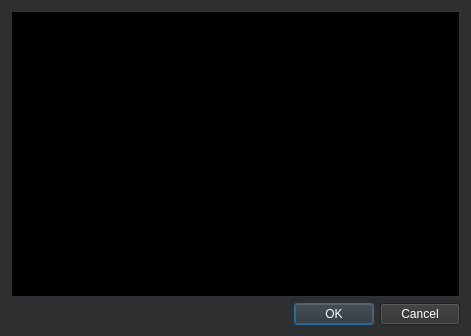
Before: the Qt Designer form dialog.ui in vBykoff/notepad, drawn with Qt 5.
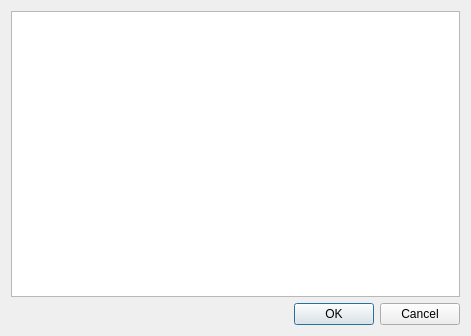
After: the same form once the commit is applied.

Patch:
```diff
--- a/dialog.ui
+++ b/dialog.ui
@@ -10,448 +10,6 @@
     <height>336</height>
    </rect>
   </property>
-  <property name="palette">
-   <palette>
-    <active>
-     <colorrole role="WindowText">
-      <brush brushstyle="SolidPattern">
-       <color alpha="255">
-        <red>255</red>
-        <green>255</green>
-        <blue>255</blue>
-       </color>
-      </brush>
-     </colorrole>
-     <colorrole role="Button">
-      <brush brushstyle="SolidPattern">
-       <color alpha="255">
-        <red>46</red>
-        <green>47</green>
-        <blue>48</blue>
-       </color>
-      </brush>
-     </colorrole>
-     <colorrole role="Light">
-      <brush brushstyle="SolidPattern">
-       <color alpha="255">
-        <red>69</red>
-        <green>70</green>
-        <blue>72</blue>
-       </color>
-      </brush>
-     </colorrole>
-     <colorrole role="Midlight">
-      <brush brushstyle="SolidPattern">
-       <color alpha="255">
-        <red>57</red>
-        <green>58</green>
-        <blue>60</blue>
-       </color>
-      </brush>
-     </colorrole>
-     <colorrole role="Dark">
-      <brush brushstyle="SolidPattern">
-       <color alpha="255">
-        <red>23</red>
-        <green>23</green>
-        <blue>24</blue>
-       </color>
-      </brush>
-     </colorrole>
-     <colorrole role="Mid">
-      <brush brushstyle="SolidPattern">
-       <color alpha="255">
-        <red>31</red>
-        <green>31</green>
-        <blue>32</blue>
-       </color>
-      </brush>
-     </colorrole>
-     <colorrole role="Text">
-      <brush brushstyle="SolidPattern">
-       <color alpha="255">
-        <red>255</red>
-        <green>255</green>
-        <blue>255</blue>
-       </color>
-      </brush>
-     </colorrole>
-     <colorrole role="BrightText">
-      <brush brushstyle="SolidPattern">
-       <color alpha="255">
-        <red>255</red>
-        <green>255</green>
-        <blue>255</blue>
-       </color>
-      </brush>
-     </colorrole>
-     <colorrole role="ButtonText">
-      <brush brushstyle="SolidPattern">
-       <color alpha="255">
-        <red>255</red>
-        <green>255</green>
-        <blue>255</blue>
-       </color>
-      </brush>
-     </colorrole>
-     <colorrole role="Base">
-      <brush brushstyle="SolidPattern">
-       <color alpha="255">
-        <red>0</red>
-        <green>0</green>
-        <blue>0</blue>
-       </color>
-      </brush>
-     </colorrole>
-     <colorrole role="Window">
-      <brush brushstyle="SolidPattern">
-       <color alpha="255">
-        <red>46</red>
-        <green>47</green>
-        <blue>48</blue>
-       </color>
-      </brush>
-     </colorrole>
-     <colorrole role="Shadow">
-      <brush brushstyle="SolidPattern">
-       <color alpha="255">
-        <red>0</red>
-        <green>0</green>
-        <blue>0</blue>
-       </color>
-      </brush>
-     </colorrole>
-     <colorrole role="AlternateBase">
-      <brush brushstyle="SolidPattern">
-       <color alpha="255">
-        <red>23</red>
-        <green>23</green>
-        <blue>24</blue>
-       </color>
-      </brush>
-     </colorrole>
-     <colorrole role="ToolTipBase">
-      <brush brushstyle="SolidPattern">
-       <color alpha="255">
-        <red>255</red>
-        <green>255</green>
-        <blue>220</blue>
-       </color>
-      </brush>
-     </colorrole>
-     <colorrole role="ToolTipText">
-      <brush brushstyle="SolidPattern">
-       <color alpha="255">
-        <red>0</red>
-        <green>0</green>
-        <blue>0</blue>
-       </color>
-      </brush>
-     </colorrole>
-     <colorrole role="PlaceholderText">
-      <brush brushstyle="SolidPattern">
-       <color alpha="128">
-        <red>255</red>
-        <green>255</green>
-        <blue>255</blue>
-       </color>
-      </brush>
-     </colorrole>
-    </active>
-    <inactive>
-     <colorrole role="WindowText">
-      <brush brushstyle="SolidPattern">
-       <color alpha="255">
-        <red>255</red>
-        <green>255</green>
-        <blue>255</blue>
-       </color>
-      </brush>
-     </colorrole>
-     <colorrole role="Button">
-      <brush brushstyle="SolidPattern">
-       <color alpha="255">
-        <red>46</red>
-        <green>47</green>
-        <blue>48</blue>
-       </color>
-      </brush>
-     </colorrole>
-     <colorrole role="Light">
-      <brush brushstyle="SolidPattern">
-       <color alpha="255">
-        <red>69</red>
-        <green>70</green>
-        <blue>72</blue>
-       </color>
-      </brush>
-     </colorrole>
-     <colorrole role="Midlight">
-      <brush brushstyle="SolidPattern">
-       <color alpha="255">
-        <red>57</red>
-        <green>58</green>
-        <blue>60</blue>
-       </color>
-      </brush>
-     </colorrole>
-     <colorrole role="Dark">
-      <brush brushstyle="SolidPattern">
-       <color alpha="255">
-        <red>23</red>
-        <green>23</green>
-        <blue>24</blue>
-       </color>
-      </brush>
-     </colorrole>
-     <colorrole role="Mid">
-      <brush brushstyle="SolidPattern">
-       <color alpha="255">
-        <red>31</red>
-        <green>31</green>
-        <blue>32</blue>
-       </color>
-      </brush>
-     </colorrole>
-     <colorrole role="Text">
-      <brush brushstyle="SolidPattern">
-       <color alpha="255">
-        <red>255</red>
-        <green>255</green>
-        <blue>255</blue>
-       </color>
-      </brush>
-     </colorrole>
-     <colorrole role="BrightText">
-      <brush brushstyle="SolidPattern">
-       <color alpha="255">
-        <red>255</red>
-        <green>255</green>
-        <blue>255</blue>
-       </color>
-      </brush>
-     </colorrole>
-     <colorrole role="ButtonText">
-      <brush brushstyle="SolidPattern">
-       <color alpha="255">
-        <red>255</red>
-        <green>255</green>
-        <blue>255</blue>
-       </color>
-      </brush>
-     </colorrole>
-     <colorrole role="Base">
-      <brush brushstyle="SolidPattern">
-       <color alpha="255">
-        <red>0</red>
-        <green>0</green>
-        <blue>0</blue>
-       </color>
-      </brush>
-     </colorrole>
-     <colorrole role="Window">
-      <brush brushstyle="SolidPattern">
-       <color alpha="255">
-        <red>46</red>
-        <green>47</green>
-        <blue>48</blue>
-       </color>
-      </brush>
-     </colorrole>
-     <colorrole role="Shadow">
-      <brush brushstyle="SolidPattern">
-       <color alpha="255">
-        <red>0</red>
-        <green>0</green>
-        <blue>0</blue>
-       </color>
-      </brush>
-     </colorrole>
-     <colorrole role="AlternateBase">
-      <brush brushstyle="SolidPattern">
-       <color alpha="255">
-        <red>23</red>
-        <green>23</green>
-        <blue>24</blue>
-       </color>
-      </brush>
-     </colorrole>
-     <colorrole role="ToolTipBase">
-      <brush brushstyle="SolidPattern">
-       <color alpha="255">
-        <red>255</red>
-        <green>255</green>
-        <blue>220</blue>
-       </color>
-      </brush>
-     </colorrole>
-     <colorrole role="ToolTipText">
-      <brush brushstyle="SolidPattern">
-       <color alpha="255">
-        <red>0</red>
-        <green>0</green>
-        <blue>0</blue>
-       </color>
-      </brush>
-     </colorrole>
-     <colorrole role="PlaceholderText">
-      <brush brushstyle="SolidPattern">
-       <color alpha="128">
-        <red>255</red>
-        <green>255</green>
-        <blue>255</blue>
-       </color>
-      </brush>
-     </colorrole>
-    </inactive>
-    <disabled>
-     <colorrole role="WindowText">
-      <brush brushstyle="SolidPattern">
-       <color alpha="255">
-        <red>23</red>
-        <green>23</green>
-        <blue>24</blue>
-       </color>
-      </brush>
-     </colorrole>
-     <colorrole role="Button">
-      <brush brushstyle="SolidPattern">
-       <color alpha="255">
-        <red>46</red>
-        <green>47</green>
-        <blue>48</blue>
-       </color>
-      </brush>
-     </colorrole>
-     <colorrole role="Light">
-      <brush brushstyle="SolidPattern">
-       <color alpha="255">
-        <red>69</red>
-        <green>70</green>
-        <blue>72</blue>
-       </color>
-      </brush>
-     </colorrole>
-     <colorrole role="Midlight">
-      <brush brushstyle="SolidPattern">
-       <color alpha="255">
-        <red>57</red>
-        <green>58</green>
-        <blue>60</blue>
-       </color>
-      </brush>
-     </colorrole>
-     <colorrole role="Dark">
-      <brush brushstyle="SolidPattern">
-       <color alpha="255">
-        <red>23</red>
-        <green>23</green>
-        <blue>24</blue>
-       </color>
-      </brush>
-     </colorrole>
-     <colorrole role="Mid">
-      <brush brushstyle="SolidPattern">
-       <color alpha="255">
-        <red>31</red>
-        <green>31</green>
-        <blue>32</blue>
-       </color>
-      </brush>
-     </colorrole>
-     <colorrole role="Text">
-      <brush brushstyle="SolidPattern">
-       <color alpha="255">
-        <red>23</red>
-        <green>23</green>
-        <blue>24</blue>
-       </color>
-      </brush>
-     </colorrole>
-     <colorrole role="BrightText">
-      <brush brushstyle="SolidPattern">
-       <color alpha="255">
-        <red>255</red>
-        <green>255</green>
-        <blue>255</blue>
-       </color>
-      </brush>
-     </colorrole>
-     <colorrole role="ButtonText">
-      <brush brushstyle="SolidPattern">
-       <color alpha="255">
-        <red>23</red>
-        <green>23</green>
-        <blue>24</blue>
-       </color>
-      </brush>
-     </colorrole>
-     <colorrole role="Base">
-      <brush brushstyle="SolidPattern">
-       <color alpha="255">
-        <red>46</red>
-        <green>47</green>
-        <blue>48</blue>
-       </color>
-      </brush>
-     </colorrole>
-     <colorrole role="Window">
-      <brush brushstyle="SolidPattern">
-       <color alpha="255">
-        <red>46</red>
-        <green>47</green>
-        <blue>48</blue>
-       </color>
-      </brush>
-     </colorrole>
-     <colorrole role="Shadow">
-      <brush brushstyle="SolidPattern">
-       <color alpha="255">
-        <red>0</red>
-        <green>0</green>
-        <blue>0</blue>
-       </color>
-      </brush>
-     </colorrole>
-     <colorrole role="AlternateBase">
-      <brush brushstyle="SolidPattern">
-       <color alpha="255">
-        <red>46</red>
-        <green>47</green>
-        <blue>48</blue>
-       </color>
-      </brush>
-     </colorrole>
-     <colorrole role="ToolTipBase">
-      <brush brushstyle="SolidPattern">
-       <color alpha="255">
-        <red>255</red>
-        <green>255</green>
-        <blue>220</blue>
-       </color>
-      </brush>
-     </colorrole>
-     <colorrole role="ToolTipText">
-      <brush brushstyle="SolidPattern">
-       <color alpha="255">
-        <red>0</red>
-        <green>0</green>
-        <blue>0</blue>
-       </color>
-      </brush>
-     </colorrole>
-     <colorrole role="PlaceholderText">
-      <brush brushstyle="SolidPattern">
-       <color alpha="128">
-        <red>255</red>
-        <green>255</green>
-        <blue>255</blue>
-       </color>
-      </brush>
-     </colorrole>
-    </disabled>
-   </palette>
-  </property>
   <property name="windowTitle">
    <string>Dialog</string>
   </property>
@@ -464,448 +22,6 @@
        <verstretch>0</verstretch>
       </sizepolicy>
      </property>
-     <property name="palette">
-      <palette>
-       <active>
-        <colorrole role="WindowText">
-         <brush brushstyle="SolidPattern">
-          <color alpha="255">
-           <red>255</red>
-           <green>255</green>
-           <blue>255</blue>
-          </color>
-         </brush>
-        </colorrole>
-        <colorrole role="Button">
-         <brush brushstyle="SolidPattern">
-          <color alpha="255">
-           <red>64</red>
-           <green>65</green>
-           <blue>66</blue>
-          </color>
-         </brush>
-        </colorrole>
-        <colorrole role="Light">
-         <brush brushstyle="SolidPattern">
-          <color alpha="255">
-           <red>96</red>
-           <green>97</green>
-           <blue>99</blue>
-          </color>
-         </brush>
-        </colorrole>
-        <colorrole role="Midlight">
-         <brush brushstyle="SolidPattern">
-          <color alpha="255">
-           <red>80</red>
-           <green>81</green>
-           <blue>82</blue>
-          </color>
-         </brush>
-        </colorrole>
-        <colorrole role="Dark">
-         <brush brushstyle="SolidPattern">
-          <color alpha="255">
-           <red>32</red>
-           <green>32</green>
-           <blue>33</blue>
-          </color>
-         </brush>
-        </colorrole>
-        <colorrole role="Mid">
-         <brush brushstyle="SolidPattern">
-          <color alpha="255">
-           <red>43</red>
-           <green>43</green>
-           <blue>44</blue>
-          </color>
-         </brush>
-        </colorrole>
-        <colorrole role="Text">
-         <brush brushstyle="SolidPattern">
-          <color alpha="255">
-           <red>255</red>
-           <green>255</green>
-           <blue>255</blue>
-          </color>
-         </brush>
-        </colorrole>
-        <colorrole role="BrightText">
-         <brush brushstyle="SolidPattern">
-          <color alpha="255">
-           <red>255</red>
-           <green>255</green>
-           <blue>255</blue>
-          </color>
-         </brush>
-        </colorrole>
-        <colorrole role="ButtonText">
-         <brush brushstyle="SolidPattern">
-          <color alpha="255">
-           <red>255</red>
-           <green>255</green>
-           <blue>255</blue>
-          </color>
-         </brush>
-        </colorrole>
-        <colorrole role="Base">
-         <brush brushstyle="SolidPattern">
-          <color alpha="255">
-           <red>0</red>
-           <green>0</green>
-           <blue>0</blue>
-          </color>
-         </brush>
-        </colorrole>
-        <colorrole role="Window">
-         <brush brushstyle="SolidPattern">
-          <color alpha="255">
-           <red>64</red>
-           <green>65</green>
-           <blue>66</blue>
-          </color>
-         </brush>
-        </colorrole>
-        <colorrole role="Shadow">
-         <brush brushstyle="SolidPattern">
-          <color alpha="255">
-           <red>0</red>
-           <green>0</green>
-           <blue>0</blue>
-          </color>
-         </brush>
-        </colorrole>
-        <colorrole role="AlternateBase">
-         <brush brushstyle="SolidPattern">
-          <color alpha="255">
-           <red>32</red>
-           <green>32</green>
-           <blue>33</blue>
-          </color>
-         </brush>
-        </colorrole>
-        <colorrole role="ToolTipBase">
-         <brush brushstyle="SolidPattern">
-          <color alpha="255">
-           <red>255</red>
-           <green>255</green>
-           <blue>220</blue>
-          </color>
-         </brush>
-        </colorrole>
-        <colorrole role="ToolTipText">
-         <brush brushstyle="SolidPattern">
-          <color alpha="255">
-           <red>0</red>
-           <green>0</green>
-           <blue>0</blue>
-          </color>
-         </brush>
-        </colorrole>
-        <colorrole role="PlaceholderText">
-         <brush brushstyle="SolidPattern">
-          <color alpha="128">
-           <red>255</red>
-           <green>255</green>
-           <blue>255</blue>
-          </color>
-         </brush>
-        </colorrole>
-       </active>
-       <inactive>
-        <colorrole role="WindowText">
-         <brush brushstyle="SolidPattern">
-          <color alpha="255">
-           <red>255</red>
-           <green>255</green>
-           <blue>255</blue>
-          </color>
-         </brush>
-        </colorrole>
-        <colorrole role="Button">
-         <brush brushstyle="SolidPattern">
-          <color alpha="255">
-           <red>64</red>
-           <green>65</green>
-           <blue>66</blue>
-          </color>
-         </brush>
-        </colorrole>
-        <colorrole role="Light">
-         <brush brushstyle="SolidPattern">
-          <color alpha="255">
-           <red>96</red>
-           <green>97</green>
-           <blue>99</blue>
-          </color>
-         </brush>
-        </colorrole>
-        <colorrole role="Midlight">
-         <brush brushstyle="SolidPattern">
-          <color alpha="255">
-           <red>80</red>
-           <green>81</green>
-           <blue>82</blue>
-          </color>
-         </brush>
-        </colorrole>
-        <colorrole role="Dark">
-         <brush brushstyle="SolidPattern">
-          <color alpha="255">
-           <red>32</red>
-           <green>32</green>
-           <blue>33</blue>
-          </color>
-         </brush>
-        </colorrole>
-        <colorrole role="Mid">
-         <brush brushstyle="SolidPattern">
-          <color alpha="255">
-           <red>43</red>
-           <green>43</green>
-           <blue>44</blue>
-          </color>
-         </brush>
-        </colorrole>
-        <colorrole role="Text">
-         <brush brushstyle="SolidPattern">
-          <color alpha="255">
-           <red>255</red>
-           <green>255</green>
-           <blue>255</blue>
-          </color>
-         </brush>
-        </colorrole>
-        <colorrole role="BrightText">
-         <brush brushstyle="SolidPattern">
-          <color alpha="255">
-           <red>255</red>
-           <green>255</green>
-           <blue>255</blue>
-          </color>
-         </brush>
-        </colorrole>
-        <colorrole role="ButtonText">
-         <brush brushstyle="SolidPattern">
-          <color alpha="255">
-           <red>255</red>
-           <green>255</green>
-           <blue>255</blue>
-          </color>
-         </brush>
-        </colorrole>
-        <colorrole role="Base">
-         <brush brushstyle="SolidPattern">
-          <color alpha="255">
-           <red>0</red>
-           <green>0</green>
-           <blue>0</blue>
-          </color>
-         </brush>
-        </colorrole>
-        <colorrole role="Window">
-         <brush brushstyle="SolidPattern">
-          <color alpha="255">
-           <red>64</red>
-           <green>65</green>
-           <blue>66</blue>
-          </color>
-         </brush>
-        </colorrole>
-        <colorrole role="Shadow">
-         <brush brushstyle="SolidPattern">
-          <color alpha="255">
-           <red>0</red>
-           <green>0</green>
-           <blue>0</blue>
-          </color>
-         </brush>
-        </colorrole>
-        <colorrole role="AlternateBase">
-         <brush brushstyle="SolidPattern">
-          <color alpha="255">
-           <red>32</red>
-           <green>32</green>
-           <blue>33</blue>
-          </color>
-         </brush>
-        </colorrole>
-        <colorrole role="ToolTipBase">
-         <brush brushstyle="SolidPattern">
-          <color alpha="255">
-           <red>255</red>
-           <green>255</green>
-           <blue>220</blue>
-          </color>
-         </brush>
-        </colorrole>
-        <colorrole role="ToolTipText">
-         <brush brushstyle="SolidPattern">
-          <color alpha="255">
-           <red>0</red>
-           <green>0</green>
-           <blue>0</blue>
-          </color>
-         </brush>
-        </colorrole>
-        <colorrole role="PlaceholderText">
-         <brush brushstyle="SolidPattern">
-          <color alpha="128">
-           <red>255</red>
-           <green>255</green>
-           <blue>255</blue>
-          </color>
-         </brush>
-        </colorrole>
-       </inactive>
-       <disabled>
-        <colorrole role="WindowText">
-         <brush brushstyle="SolidPattern">
-          <color alpha="255">
-           <red>32</red>
-           <green>32</green>
-           <blue>33</blue>
-          </color>
-         </brush>
-        </colorrole>
-        <colorrole role="Button">
-         <brush brushstyle="SolidPattern">
-          <color alpha="255">
-           <red>64</red>
-           <green>65</green>
-           <blue>66</blue>
-          </color>
-         </brush>
-        </colorrole>
-        <colorrole role="Light">
-         <brush brushstyle="SolidPattern">
-          <color alpha="255">
-           <red>96</red>
-           <green>97</green>
-           <blue>99</blue>
-          </color>
-         </brush>
-        </colorrole>
-        <colorrole role="Midlight">
-         <brush brushstyle="SolidPattern">
-          <color alpha="255">
-           <red>80</red>
-           <green>81</green>
-           <blue>82</blue>
-          </color>
-         </brush>
-        </colorrole>
-        <colorrole role="Dark">
-         <brush brushstyle="SolidPattern">
-          <color alpha="255">
-           <red>32</red>
-           <green>32</green>
-           <blue>33</blue>
-          </color>
-         </brush>
-        </colorrole>
-        <colorrole role="Mid">
-         <brush brushstyle="SolidPattern">
-          <color alpha="255">
-           <red>43</red>
-           <green>43</green>
-           <blue>44</blue>
-          </color>
-         </brush>
-        </colorrole>
-        <colorrole role="Text">
-         <brush brushstyle="SolidPattern">
-          <color alpha="255">
-           <red>32</red>
-           <green>32</green>
-           <blue>33</blue>
-          </color>
-         </brush>
-        </colorrole>
-        <colorrole role="BrightText">
-         <brush brushstyle="SolidPattern">
-          <color alpha="255">
-           <red>255</red>
-           <green>255</green>
-           <blue>255</blue>
-          </color>
-         </brush>
-        </colorrole>
-        <colorrole role="ButtonText">
-         <brush brushstyle="SolidPattern">
-          <color alpha="255">
-           <red>32</red>
-           <green>32</green>
-           <blue>33</blue>
-          </color>
-         </brush>
-        </colorrole>
-        <colorrole role="Base">
-         <brush brushstyle="SolidPattern">
-          <color alpha="255">
-           <red>64</red>
-           <green>65</green>
-           <blue>66</blue>
-          </color>
-         </brush>
-        </colorrole>
-        <colorrole role="Window">
-         <brush brushstyle="SolidPattern">
-          <color alpha="255">
-           <red>64</red>
-           <green>65</green>
-           <blue>66</blue>
-          </color>
-         </brush>
-        </colorrole>
-        <colorrole role="Shadow">
-         <brush brushstyle="SolidPattern">
-          <color alpha="255">
-           <red>0</red>
-           <green>0</green>
-           <blue>0</blue>
-          </color>
-         </brush>
-        </colorrole>
-        <colorrole role="AlternateBase">
-         <brush brushstyle="SolidPattern">
-          <color alpha="255">
-           <red>64</red>
-           <green>65</green>
-           <blue>66</blue>
-          </color>
-         </brush>
-        </colorrole>
-        <colorrole role="ToolTipBase">
-         <brush brushstyle="SolidPattern">
-          <color alpha="255">
-           <red>255</red>
-           <green>255</green>
-           <blue>220</blue>
-          </color>
-         </brush>
-        </colorrole>
-        <colorrole role="ToolTipText">
-         <brush brushstyle="SolidPattern">
-          <color alpha="255">
-           <red>0</red>
-           <green>0</green>
-           <blue>0</blue>
-          </color>
-         </brush>
-        </colorrole>
-        <colorrole role="PlaceholderText">
-         <brush brushstyle="SolidPattern">
-          <color alpha="128">
-           <red>255</red>
-           <green>255</green>
-           <blue>255</blue>
-          </color>
-         </brush>
-        </colorrole>
-       </disabled>
-      </palette>
-     </property>
      <property name="editTriggers">
       <set>QAbstractItemView::NoEditTriggers</set>
      </property>
```
